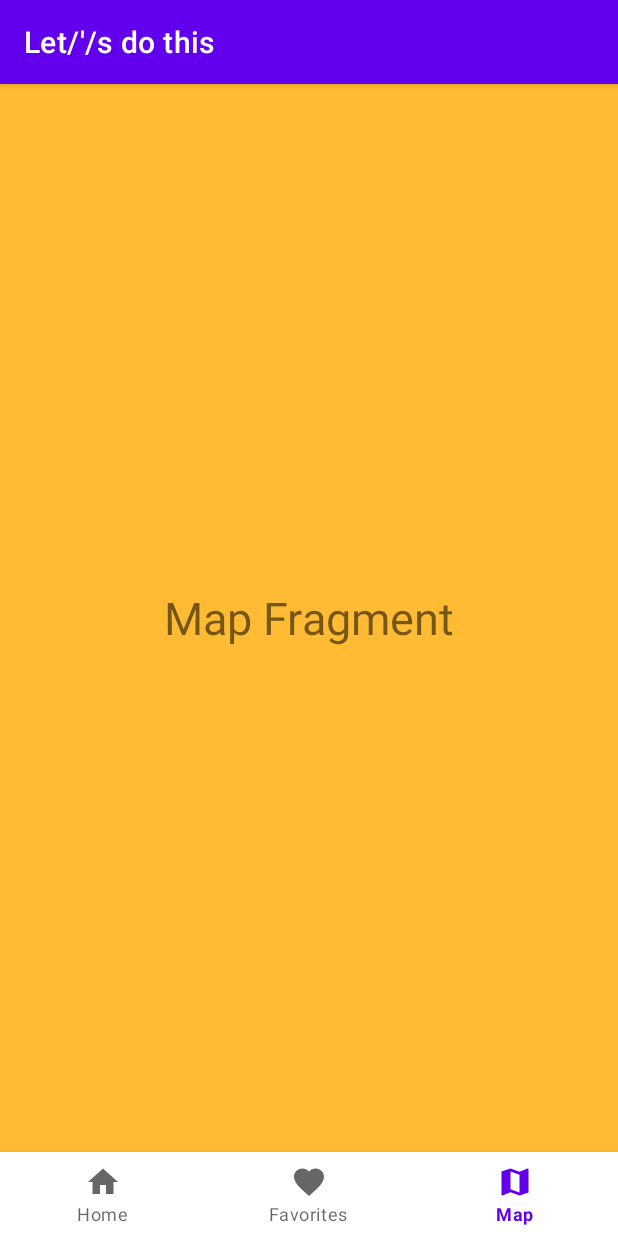
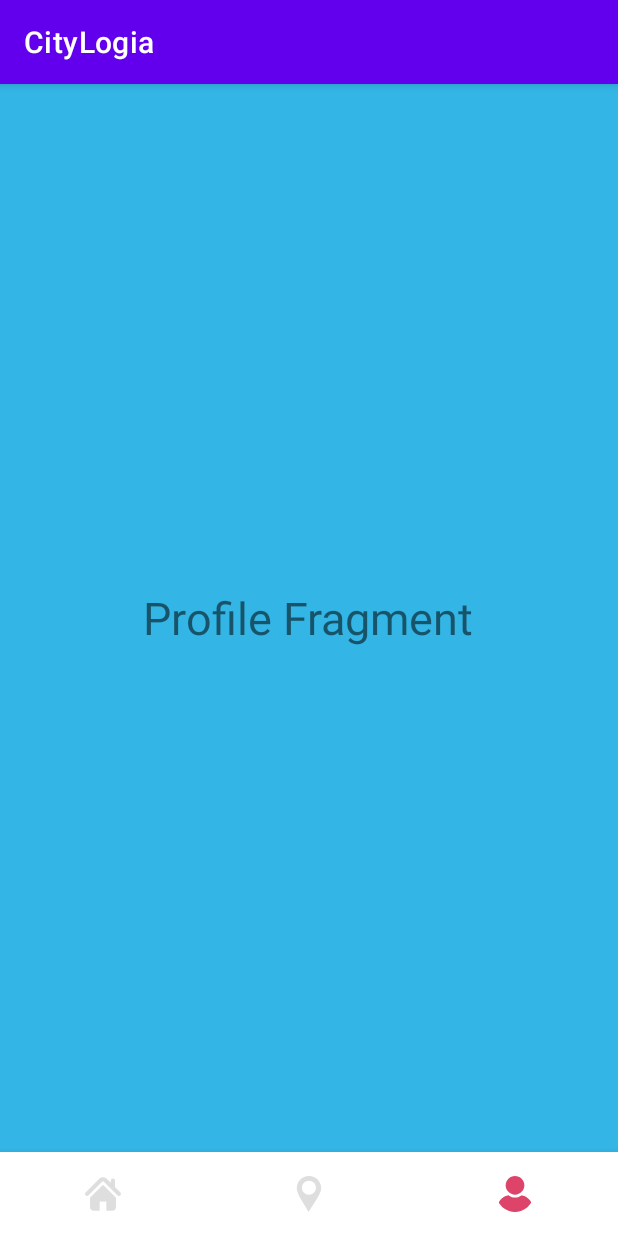
Before and after one commit to s-SoMka-s/Citylogia, an Android app: the screen it shows after launch (MainActivity), item 3 of the bottom bar chosen, on a phone screen of 412 x 824 dp. Run offline under Robolectric (Android 15) with nearby library versions, the light colour scheme and no system bars.

Commit message:
Created a bottom navigation according to the design mock-up in Figma

```diff
--- a/Test2/app/src/main/java/com/example/test2/MainActivity.java
+++ b/Test2/app/src/main/java/com/example/test2/MainActivity.java
@@ -19,6 +19,8 @@ public class MainActivity extends AppCompatActivity {
         BottomNavigationView bottomNav = findViewById(R.id.bottom_navigation);
         bottomNav.setOnNavigationItemSelectedListener(navListener);
 
+        bottomNav.setItemIconTintList(null); // it needs for correct replacing active and non-active icons in the bottom menu
+
         getSupportFragmentManager().beginTransaction().replace(R.id.fragment_container,
                 new HomeFragment()).commit();
     }
@@ -33,11 +35,11 @@ public class MainActivity extends AppCompatActivity {
                         case R.id.nav_home:
                             selectedFragment = new HomeFragment();
                             break;
-                        case R.id.nav_favorites:
-                            selectedFragment = new FavoritesFragment();
-                            break;
                         case R.id.nav_map:
                             selectedFragment = new MapFragment();
+                            break;
+                        case R.id.nav_profile:
+                            selectedFragment = new ProfileFragment();
                             break;
                     }
 
--- a/Test2/app/src/main/java/com/example/test2/FavoritesFragment.java
+++ b/Test2/app/src/main/java/com/example/test2/ProfileFragment.java
@@ -10,10 +10,10 @@ import androidx.annotation.NonNull;
 import androidx.annotation.Nullable;
 import androidx.fragment.app.Fragment;
 
-public class FavoritesFragment extends Fragment {
+public class ProfileFragment extends Fragment {
     @Nullable
     @Override
     public View onCreateView(@NonNull LayoutInflater inflater, @Nullable ViewGroup container, @Nullable Bundle savedInstanceState) {
-        return inflater.inflate(R.layout.fragment_favorites, container, false);
+        return inflater.inflate(R.layout.fragment_profile, container, false);
     }
 }
--- /dev/null
+++ b/Test2/app/src/main/res/drawable/favorite.xml
@@ -0,0 +1,9 @@
+<vector xmlns:android="http://schemas.android.com/apk/res/android"
+    android:width="25dp"
+    android:height="25dp"
+    android:viewportWidth="25"
+    android:viewportHeight="25">
+  <path
+      android:pathData="M17.7119,1.1618C16.5462,1.1618 15.4322,1.429 14.4007,1.9561C13.6985,2.3148 13.0535,2.7914 12.5,3.3569C11.9465,2.7914 11.3015,2.3148 10.5993,1.9561C9.5678,1.429 8.4537,1.1618 7.288,1.1618C3.2694,1.1618 0,4.4312 0,8.4499C0,11.2962 1.5033,14.3193 4.4679,17.4352C6.9433,20.0368 9.9739,22.2054 12.0804,23.5666L12.5,23.8378L12.9196,23.5666C15.0261,22.2055 18.0567,20.0368 20.5321,17.4352C23.4968,14.3193 25,11.2962 25,8.4499C25,4.4312 21.7306,1.1618 17.7119,1.1618Z"
+      android:fillColor="#DEDEDE"/>
+</vector>
--- /dev/null
+++ b/Test2/app/src/main/res/drawable/favorite_active.xml
@@ -0,0 +1,9 @@
+<vector xmlns:android="http://schemas.android.com/apk/res/android"
+    android:width="25dp"
+    android:height="25dp"
+    android:viewportWidth="25"
+    android:viewportHeight="25">
+  <path
+      android:pathData="M17.7119,1.1618C16.5462,1.1618 15.4322,1.429 14.4007,1.9561C13.6985,2.3148 13.0535,2.7914 12.5,3.3569C11.9465,2.7914 11.3015,2.3148 10.5993,1.9561C9.5678,1.429 8.4537,1.1618 7.288,1.1618C3.2694,1.1618 0,4.4312 0,8.4499C0,11.2962 1.5033,14.3193 4.4679,17.4352C6.9433,20.0368 9.9739,22.2054 12.0804,23.5666L12.5,23.8378L12.9196,23.5666C15.0261,22.2055 18.0567,20.0368 20.5321,17.4352C23.4968,14.3193 25,11.2962 25,8.4499C25,4.4312 21.7306,1.1618 17.7119,1.1618Z"
+      android:fillColor="#DE4469"/>
+</vector>
--- /dev/null
+++ b/Test2/app/src/main/res/drawable/gps.xml
@@ -0,0 +1,9 @@
+<vector xmlns:android="http://schemas.android.com/apk/res/android"
+    android:width="25dp"
+    android:height="25dp"
+    android:viewportWidth="25"
+    android:viewportHeight="25">
+  <path
+      android:pathData="M12.5015,0C7.8116,0 4.009,3.7771 4.009,8.4365C4.009,10.8202 6.3472,15.0906 6.3472,15.0906L12.1885,25L18.2832,15.2063C18.2832,15.2063 20.9906,11.1318 20.9906,8.4365C20.9913,3.7771 17.1894,0 12.5015,0ZM12.4618,13.0831C9.7758,13.0831 7.6001,10.9075 7.6001,8.2186C7.6001,5.5332 9.775,3.359 12.4618,3.359C15.1464,3.359 17.3242,5.5332 17.3242,8.2186C17.3242,10.9075 15.1464,13.0831 12.4618,13.0831Z"
+      android:fillColor="#DEDEDE"/>
+</vector>
--- /dev/null
+++ b/Test2/app/src/main/res/drawable/gps_active.xml
@@ -0,0 +1,9 @@
+<vector xmlns:android="http://schemas.android.com/apk/res/android"
+    android:width="25dp"
+    android:height="25dp"
+    android:viewportWidth="25"
+    android:viewportHeight="25">
+  <path
+      android:pathData="M12.5015,0C7.8116,0 4.009,3.7771 4.009,8.4365C4.009,10.8202 6.3472,15.0906 6.3472,15.0906L12.1885,25L18.2832,15.2063C18.2832,15.2063 20.9906,11.1318 20.9906,8.4365C20.9913,3.7771 17.1894,0 12.5015,0ZM12.4618,13.0831C9.7758,13.0831 7.6001,10.9075 7.6001,8.2186C7.6001,5.5332 9.775,3.359 12.4618,3.359C15.1464,3.359 17.3242,5.5332 17.3242,8.2186C17.3242,10.9075 15.1464,13.0831 12.4618,13.0831Z"
+      android:fillColor="#DE4469"/>
+</vector>
--- /dev/null
+++ b/Test2/app/src/main/res/drawable/gps_selector.xml
@@ -0,0 +1,5 @@
+<?xml version="1.0" encoding="utf-8"?>
+<selector xmlns:android="http://schemas.android.com/apk/res/android">
+    <item android:drawable="@drawable/gps_active" android:state_checked="true" />
+    <item android:drawable="@drawable/gps" android:state_checked="false" />
+</selector>
--- /dev/null
+++ b/Test2/app/src/main/res/drawable/home.xml
@@ -0,0 +1,16 @@
+<vector xmlns:android="http://schemas.android.com/apk/res/android"
+    android:width="25dp"
+    android:height="25dp"
+    android:viewportWidth="25"
+    android:viewportHeight="25">
+  <group>
+    <clip-path
+        android:pathData="M0,0h25v25h-25z"/>
+    <path
+        android:pathData="M24.5804,11.3807L20.7915,7.5918V3.215C20.7915,2.4236 20.1502,1.7823 19.3577,1.7823C18.567,1.7823 17.9257,2.4236 17.9257,3.215V4.726L15.1046,1.9047C13.7098,0.5107 11.2847,0.5132 9.8931,1.9073L0.4195,11.3807C-0.1398,11.941 -0.1398,12.8477 0.4195,13.4072C0.979,13.9674 1.8875,13.9674 2.4468,13.4072L11.9194,3.9336C12.228,3.6266 12.7719,3.6266 13.0789,3.9327L22.5532,13.4072C22.8341,13.6874 23.2004,13.8267 23.5666,13.8267C23.9335,13.8267 24.3004,13.6872 24.5805,13.4072C25.1399,12.8478 25.1399,11.9411 24.5804,11.3807Z"
+        android:fillColor="#DEDEDE"/>
+    <path
+        android:pathData="M12.9978,6.6532C12.7225,6.3782 12.2769,6.3782 12.0025,6.6532L3.6695,14.9838C3.5379,15.1153 3.4633,15.2948 3.4633,15.4822V21.5582C3.4633,22.9839 4.6194,24.1399 6.0451,24.1399H10.1708V17.7506H14.8286V24.1399H18.9543C20.38,24.1399 21.536,22.9839 21.536,21.5582V15.4822C21.536,15.2948 21.4621,15.1153 21.3299,14.9838L12.9978,6.6532Z"
+        android:fillColor="#DEDEDE"/>
+  </group>
+</vector>
--- /dev/null
+++ b/Test2/app/src/main/res/drawable/home_active.xml
@@ -0,0 +1,16 @@
+<vector xmlns:android="http://schemas.android.com/apk/res/android"
+    android:width="25dp"
+    android:height="25dp"
+    android:viewportWidth="25"
+    android:viewportHeight="25">
+  <group>
+    <clip-path
+        android:pathData="M0,0h25v25h-25z"/>
+    <path
+        android:pathData="M24.5804,11.3807L20.7915,7.5918V3.215C20.7915,2.4236 20.1502,1.7823 19.3577,1.7823C18.567,1.7823 17.9257,2.4236 17.9257,3.215V4.726L15.1046,1.9047C13.7098,0.5107 11.2847,0.5132 9.8931,1.9073L0.4195,11.3807C-0.1398,11.941 -0.1398,12.8477 0.4195,13.4072C0.979,13.9674 1.8875,13.9674 2.4468,13.4072L11.9194,3.9336C12.228,3.6266 12.7719,3.6266 13.0789,3.9327L22.5532,13.4072C22.8341,13.6874 23.2004,13.8267 23.5666,13.8267C23.9335,13.8267 24.3004,13.6872 24.5805,13.4072C25.1399,12.8478 25.1399,11.9411 24.5804,11.3807Z"
+        android:fillColor="#DE4469"/>
+    <path
+        android:pathData="M12.9978,6.6532C12.7225,6.3782 12.2769,6.3782 12.0025,6.6532L3.6695,14.9838C3.5379,15.1153 3.4633,15.2948 3.4633,15.4822V21.5582C3.4633,22.9839 4.6194,24.1399 6.0451,24.1399H10.1708V17.7506H14.8286V24.1399H18.9543C20.38,24.1399 21.536,22.9839 21.536,21.5582V15.4822C21.536,15.2948 21.4621,15.1153 21.3299,14.9838L12.9978,6.6532Z"
+        android:fillColor="#DE4469"/>
+  </group>
+</vector>
--- /dev/null
+++ b/Test2/app/src/main/res/drawable/home_selector.xml
@@ -0,0 +1,5 @@
+<?xml version="1.0" encoding="utf-8"?>
+<selector xmlns:android="http://schemas.android.com/apk/res/android">
+    <item android:drawable="@drawable/home_active" android:state_checked="true" />
+    <item android:drawable="@drawable/home" android:state_checked="false" />
+</selector>
--- /dev/null
+++ b/Test2/app/src/main/res/drawable/profile.xml
@@ -0,0 +1,16 @@
+<vector xmlns:android="http://schemas.android.com/apk/res/android"
+    android:width="25dp"
+    android:height="25dp"
+    android:viewportWidth="25"
+    android:viewportHeight="25">
+  <group>
+    <clip-path
+        android:pathData="M0,0h25v25h-25z"/>
+    <path
+        android:pathData="M12.5017,0C8.9302,0 6.0107,2.9195 6.0107,6.4909C6.0107,10.0624 8.9302,12.9819 12.5017,12.9819C16.0731,12.9819 18.9926,10.0624 18.9926,6.4909C18.9926,2.9195 16.0731,0 12.5017,0Z"
+        android:fillColor="#DEDEDE"/>
+    <path
+        android:pathData="M23.6412,18.1691C23.4712,17.744 23.2444,17.3471 22.9893,16.9787C21.6855,15.0512 19.673,13.7757 17.4055,13.4639C17.122,13.4356 16.8102,13.4922 16.5835,13.6623C15.393,14.541 13.9758,14.9945 12.5018,14.9945C11.0278,14.9945 9.6106,14.541 8.4201,13.6623C8.1934,13.4922 7.8816,13.4072 7.5982,13.4639C5.3306,13.7757 3.2898,15.0512 2.0143,16.9787C1.7592,17.3471 1.5324,17.7723 1.3624,18.1691C1.2774,18.3392 1.3057,18.5376 1.3907,18.7077C1.6175,19.1045 1.9009,19.5014 2.156,19.8415C2.5528,20.3801 2.978,20.8619 3.4599,21.3154C3.8567,21.7122 4.3102,22.0807 4.7637,22.4492C7.0029,24.1215 9.6957,25.0002 12.4735,25.0002C15.2513,25.0002 17.944,24.1215 20.1832,22.4492C20.6367,22.1091 21.0902,21.7122 21.4871,21.3154C21.9406,20.8619 22.3941,20.38 22.791,19.8415C23.0744,19.473 23.3296,19.1045 23.5563,18.7077C23.6979,18.5376 23.7263,18.3392 23.6412,18.1691Z"
+        android:fillColor="#DEDEDE"/>
+  </group>
+</vector>
--- /dev/null
+++ b/Test2/app/src/main/res/drawable/profile_active.xml
@@ -0,0 +1,16 @@
+<vector xmlns:android="http://schemas.android.com/apk/res/android"
+    android:width="25dp"
+    android:height="25dp"
+    android:viewportWidth="25"
+    android:viewportHeight="25">
+  <group>
+    <clip-path
+        android:pathData="M0,0h25v25h-25z"/>
+    <path
+        android:pathData="M12.5017,0C8.9302,0 6.0107,2.9195 6.0107,6.4909C6.0107,10.0624 8.9302,12.9819 12.5017,12.9819C16.0731,12.9819 18.9926,10.0624 18.9926,6.4909C18.9926,2.9195 16.0731,0 12.5017,0Z"
+        android:fillColor="#DE4469"/>
+    <path
+        android:pathData="M23.6412,18.1691C23.4712,17.744 23.2444,17.3471 22.9893,16.9787C21.6855,15.0512 19.673,13.7757 17.4055,13.4639C17.122,13.4356 16.8102,13.4922 16.5835,13.6623C15.393,14.541 13.9758,14.9945 12.5018,14.9945C11.0278,14.9945 9.6106,14.541 8.4201,13.6623C8.1934,13.4922 7.8816,13.4072 7.5982,13.4639C5.3306,13.7757 3.2898,15.0512 2.0143,16.9787C1.7592,17.3471 1.5324,17.7723 1.3624,18.1691C1.2774,18.3392 1.3057,18.5376 1.3907,18.7077C1.6175,19.1045 1.9009,19.5014 2.156,19.8415C2.5528,20.3801 2.978,20.8619 3.4599,21.3154C3.8567,21.7122 4.3102,22.0807 4.7637,22.4492C7.0029,24.1215 9.6957,25.0002 12.4735,25.0002C15.2513,25.0002 17.944,24.1215 20.1832,22.4492C20.6367,22.1091 21.0902,21.7122 21.4871,21.3154C21.9406,20.8619 22.3941,20.38 22.791,19.8415C23.0744,19.473 23.3296,19.1045 23.5563,18.7077C23.6979,18.5376 23.7263,18.3392 23.6412,18.1691Z"
+        android:fillColor="#DE4469"/>
+  </group>
+</vector>
--- /dev/null
+++ b/Test2/app/src/main/res/drawable/profile_selector.xml
@@ -0,0 +1,5 @@
+<?xml version="1.0" encoding="utf-8"?>
+<selector xmlns:android="http://schemas.android.com/apk/res/android">
+    <item android:drawable="@drawable/profile_active" android:state_checked="true" />
+    <item android:drawable="@drawable/profile" android:state_checked="false" />
+</selector>
--- a/Test2/app/src/main/res/layout/activity_main.xml
+++ b/Test2/app/src/main/res/layout/activity_main.xml
@@ -15,6 +15,7 @@
 
     <com.google.android.material.bottomnavigation.BottomNavigationView
         android:id="@+id/bottom_navigation"
+        app:labelVisibilityMode="unlabeled"
         android:layout_width="match_parent"
         android:layout_height="wrap_content"
         android:layout_alignParentBottom="true"
--- a/Test2/app/src/main/res/layout/fragment_favorites.xml
+++ b/Test2/app/src/main/res/layout/fragment_profile.xml
@@ -6,7 +6,7 @@
     <TextView
         android:layout_width="wrap_content"
         android:layout_height="wrap_content"
-        android:text="Favorites Fragment"
+        android:text="Profile Fragment"
         android:textSize="30sp"
         android:layout_centerInParent="true" />
 
--- a/Test2/app/src/main/res/menu/bottom_navigation.xml
+++ b/Test2/app/src/main/res/menu/bottom_navigation.xml
@@ -3,17 +3,19 @@
 
     <item
         android:id="@+id/nav_home"
-        android:icon="@drawable/ic_baseline_home_24"
-        android:title="Home" />
-
-    <item
-        android:id="@+id/nav_favorites"
-        android:icon="@drawable/ic_baseline_favorite_24"
-        android:title="Favorites" />
+        android:icon="@drawable/home_selector"
+        android:title="@string/home_title" />
 
     <item
         android:id="@+id/nav_map"
-        android:icon="@drawable/ic_baseline_map_24"
-        android:title="Map" />
+        android:icon="@drawable/gps_selector"
+        android:title="@string/map_title" />
+
+    <item
+        android:id="@+id/nav_profile"
+        android:icon="@drawable/profile_selector"
+        android:title="@string/profile_title" />
+
+
 
 </menu>
--- a/Test2/app/src/main/res/values/colors.xml
+++ b/Test2/app/src/main/res/values/colors.xml
@@ -7,4 +7,10 @@
     <color name="teal_700">#FF018786</color>
     <color name="black">#FF000000</color>
     <color name="white">#FFFFFFFF</color>
+
+    <color name="main_black">#2D2D31</color>
+    <color name="active">#B99BD2</color>
+    <color name="secondary_gray">#C7C7C7</color>
+    <color name="not_active_gray">#DEDEDE</color>
+    <color name="main_active">#DE4469</color>
 </resources>
--- a/Test2/app/src/main/res/values/strings.xml
+++ b/Test2/app/src/main/res/values/strings.xml
@@ -1,3 +1,6 @@
 <resources>
-    <string name="app_name">Let/"'"/s do this</string>
+    <string name="app_name">CityLogia</string>
+    <string name="home_title">Home</string>
+    <string name="map_title">Map</string>
+    <string name="profile_title">Profile</string>
 </resources>
```
